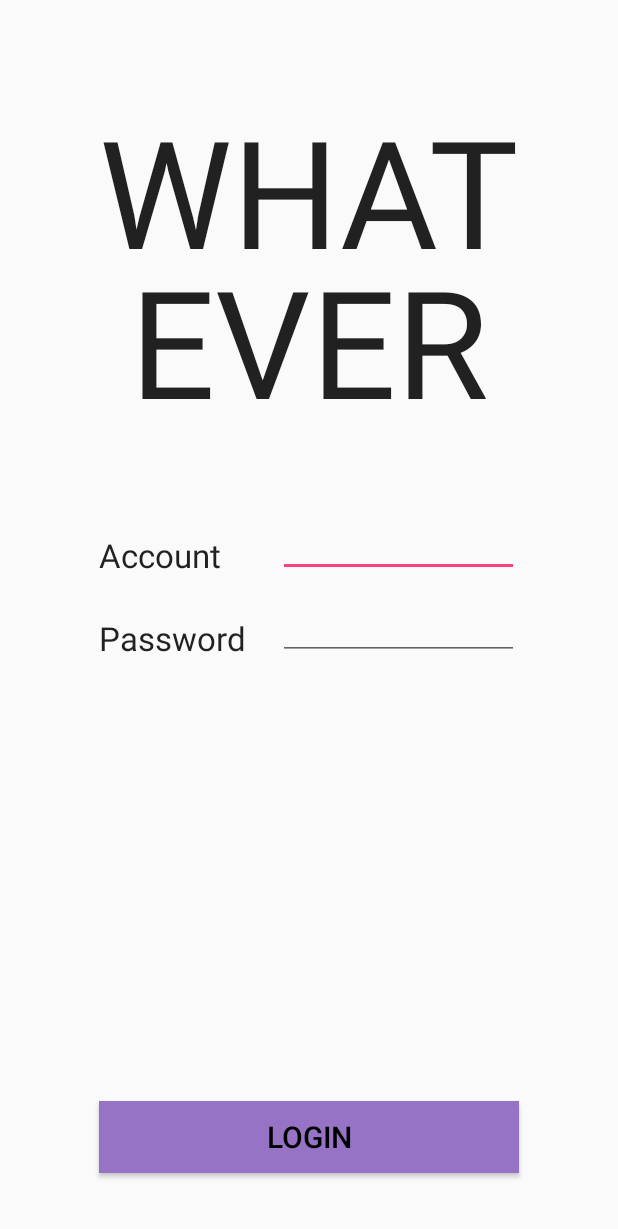
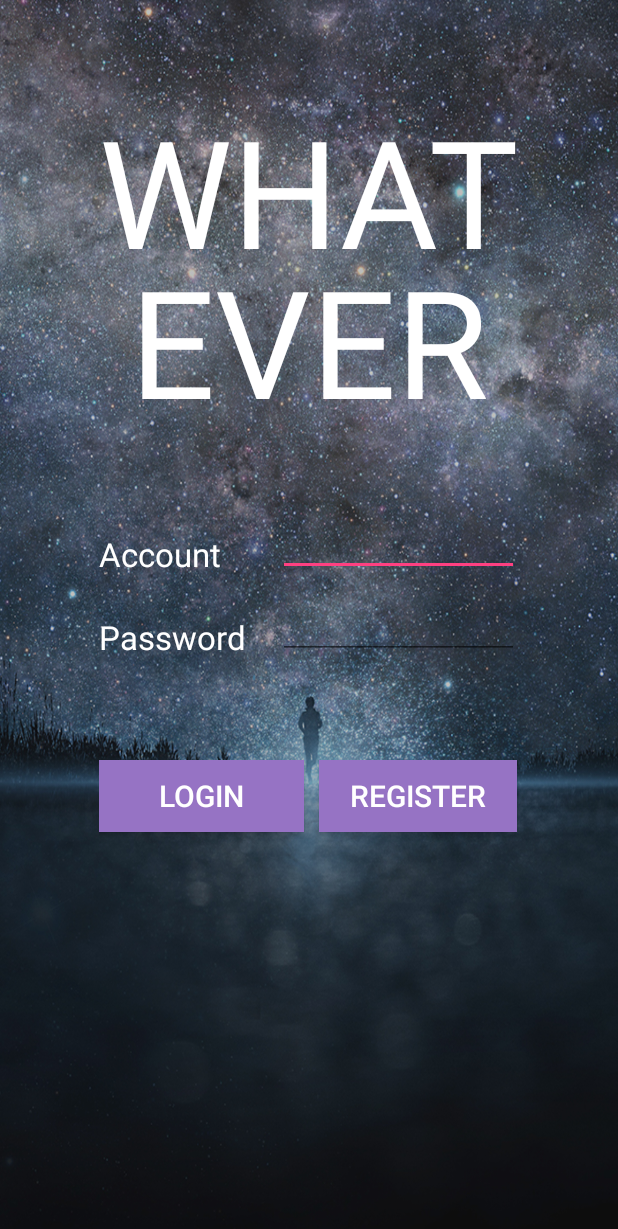
Before and after one commit to JasonXDDD/TKU2016hack, an Android app: the screen it shows after launch (MainActivity), on a phone screen of 412 x 824 dp. Shown: the top 1229 px of the screen. Run offline under Robolectric (Android 15) with nearby library versions, the phone set to English and light mode, and no system bars.

Commit message:
該死的圖片~終於弄進去了~居然是解析度太高QAQ

```diff
--- a/Android App/app/src/main/AndroidManifest.xml
+++ b/Android App/app/src/main/AndroidManifest.xml
@@ -18,7 +18,8 @@
         <activity
             android:name=".mainPage"
             android:label="@string/title_activity_main_page"
-            android:theme="@style/AppTheme.NoActionBar"></activity>
+            android:theme="@style/AppTheme.NoActionBar" />
+        <activity android:name=".Reg_Name"></activity>
     </application>
 
 </manifest>
--- a/Android App/app/src/main/java/com/example/jasonxddd/tku2016hack/MainActivity.java
+++ b/Android App/app/src/main/java/com/example/jasonxddd/tku2016hack/MainActivity.java
@@ -3,12 +3,16 @@ package com.example.jasonxddd.tku2016hack;
 import android.app.ActionBar;
 import android.app.Activity;
 import android.content.Intent;
+import android.content.res.Resources;
+import android.graphics.drawable.Drawable;
+import android.os.Build;
 import android.support.v7.app.AppCompatActivity;
 import android.os.Bundle;
 import android.view.View;
 import android.view.Window;
 import android.view.WindowManager;
 import android.widget.Button;
+import android.widget.RelativeLayout;
 
 public class MainActivity extends Activity {
 
@@ -25,6 +29,7 @@ public class MainActivity extends Activity {
         super.onCreate(savedInstanceState);
         setContentView(R.layout.activity_main);
 
+
         Button login = (Button) findViewById(R.id.login);
         login.setOnClickListener(new View.OnClickListener() {
             @Override
@@ -36,6 +41,19 @@ public class MainActivity extends Activity {
         });
 
 
+        RelativeLayout relativeLayout = (RelativeLayout)findViewById(R.id.my_Layout);
+        Resources res = this.getResources();
+        Drawable drawable;
+
+
+        if (Build.VERSION.SDK_INT >= Build.VERSION_CODES.LOLLIPOP) {
+            drawable = res.getDrawable(R.drawable.login, getTheme());
+            relativeLayout.setBackground(drawable);
+        } else {
+            drawable = res.getDrawable(R.drawable.login);
+            relativeLayout.setBackgroundDrawable(drawable);
+        }
+
     }
 
 
--- /dev/null
+++ b/Android App/app/src/main/java/com/example/jasonxddd/tku2016hack/Reg_Name.java
@@ -0,0 +1,13 @@
+package com.example.jasonxddd.tku2016hack;
+
+import android.support.v7.app.AppCompatActivity;
+import android.os.Bundle;
+
+public class Reg_Name extends AppCompatActivity {
+
+    @Override
+    protected void onCreate(Bundle savedInstanceState) {
+        super.onCreate(savedInstanceState);
+        setContentView(R.layout.activity_reg__name);
+    }
+}
--- a/Android App/app/src/main/java/com/example/jasonxddd/tku2016hack/mainPage.java
+++ b/Android App/app/src/main/java/com/example/jasonxddd/tku2016hack/mainPage.java
@@ -26,8 +26,6 @@ public class mainPage extends AppCompatActivity {
 
         Button choose = (Button)findViewById(R.id.choose);
 
-
-
     }
 
 
--- a/Android App/app/src/main/res/layout/activity_main.xml
+++ b/Android App/app/src/main/res/layout/activity_main.xml
@@ -1,33 +1,18 @@
 <?xml version="1.0" encoding="utf-8"?>
 <RelativeLayout xmlns:android="http://schemas.android.com/apk/res/android"
     xmlns:tools="http://schemas.android.com/tools"
-    android:layout_width="fill_parent"
-    android:layout_height="fill_parent"
-
-    tools:context="com.example.jasonxddd.tku2016hack.MainActivity">
+    android:layout_width="match_parent"
+    android:layout_height="match_parent"
+    tools:context="com.example.jasonxddd.tku2016hack.MainActivity"
+    android:id="@+id/my_Layout">
 
     <!--<ImageView-->
-        <!--android:layout_width="fill_parent"-->
-        <!--android:layout_height="fill_parent"-->
+        <!--android:layout_width="match_parent"-->
+        <!--android:layout_height="wrap_content"-->
         <!--android:id="@+id/imageView"-->
         <!--android:background="@drawable/login"-->
         <!--android:layout_alignParentRight="true"-->
         <!--android:layout_alignParentEnd="true" />-->
-
-    <Button
-        android:layout_width="wrap_content"
-        android:layout_height="wrap_content"
-        android:text="Login"
-        android:id="@+id/login"
-        android:background="#9673c4"
-        android:textColor="#000000"
-        android:textSize="20dp"
-        android:layout_marginBottom="42dp"
-        android:layout_alignParentBottom="true"
-        android:layout_alignRight="@+id/textView"
-        android:layout_alignEnd="@+id/textView"
-        android:layout_alignLeft="@+id/textView"
-        android:layout_alignStart="@+id/textView" />
 
     <TextView
         android:layout_width="wrap_content"
@@ -38,9 +23,10 @@
         android:textSize="100dp"
         android:layout_alignParentTop="true"
         android:layout_centerHorizontal="true"
+        android:textColor="#ffffff"
         android:layout_marginTop="60dp" />
 
-    <!--android:textColor="#ffffff"-->
+
 
     <TextView
         android:layout_width="wrap_content"
@@ -51,6 +37,7 @@
         android:textSize="100dp"
         android:layout_marginTop="100dp"
         android:layout_alignTop="@+id/textView"
+        android:textColor="#ffffff"
         android:layout_centerHorizontal="true" />
 
     <TextView
@@ -58,17 +45,19 @@
         android:layout_height="wrap_content"
         android:textAppearance="?android:attr/textAppearanceLarge"
         android:text="Account      "
+        android:textColor="#ffffff"
         android:id="@+id/textView2"
+        android:layout_marginTop="61dp"
         android:layout_below="@+id/textView4"
-        android:layout_alignLeft="@+id/login"
-        android:layout_alignStart="@+id/login"
-        android:layout_marginTop="62dp" />
+        android:layout_alignLeft="@+id/tableRow2"
+        android:layout_alignStart="@+id/tableRow2" />
 
     <TextView
         android:layout_width="wrap_content"
         android:layout_height="wrap_content"
         android:textAppearance="?android:attr/textAppearanceLarge"
         android:text="Password    "
+        android:textColor="#ffffff"
         android:id="@+id/textView3"
         android:layout_below="@+id/textView2"
         android:layout_alignLeft="@+id/textView2"
@@ -81,10 +70,11 @@
         android:inputType="textPersonName"
         android:ems="10"
         android:id="@+id/editText"
+        android:textColor="#ffffff"
         android:layout_above="@+id/textView3"
         android:layout_toRightOf="@+id/textView3"
-        android:layout_alignRight="@+id/login"
-        android:layout_alignEnd="@+id/login" />
+        android:layout_alignRight="@+id/textView"
+        android:layout_alignEnd="@+id/textView" />
 
     <EditText
         android:layout_width="wrap_content"
@@ -92,10 +82,56 @@
         android:inputType="textPassword"
         android:ems="10"
         android:id="@+id/editText2"
+        android:textColor="#ffffff"
         android:layout_alignBottom="@+id/textView3"
         android:layout_toRightOf="@+id/textView3"
-        android:layout_alignRight="@+id/login"
-        android:layout_alignEnd="@+id/login" />
+        android:layout_alignRight="@+id/editText"
+        android:layout_alignEnd="@+id/editText" />
+
+    <TableRow
+        android:layout_width="match_parent"
+        android:layout_height="match_parent"
+        android:layout_below="@+id/textView3"
+        android:layout_alignLeft="@+id/textView"
+        android:layout_alignStart="@+id/textView"
+        android:layout_marginTop="67dp"
+        android:id="@+id/tableRow2"
+        android:weightSum="1"
+        android:layout_alignRight="@+id/textView"
+        android:layout_alignEnd="@+id/textView">
+
+        <Button
+            android:layout_width="132dp"
+            android:layout_height="wrap_content"
+            android:text="Login"
+            android:id="@+id/login"
+            android:background="#9673c4"
+            android:textColor="#ffffff"
+            android:textSize="20dp"
+            android:layout_marginBottom="42dp"
+            android:layout_alignParentBottom="true"
+            android:layout_alignRight="@+id/textView"
+            android:layout_alignEnd="@+id/textView"
+            android:layout_alignLeft="@+id/textView"
+            android:layout_alignStart="@+id/textView"
+            android:layout_weight="0.81" />
+
+        <Button
+            android:layout_width="132dp"
+            android:layout_height="wrap_content"
+            android:text="Register"
+            android:id="@+id/register"
+            android:background="#9673c4"
+            android:textColor="#ffffff"
+            android:textSize="20dp"
+            android:layout_marginBottom="42dp"
+            android:layout_alignParentBottom="true"
+            android:layout_alignRight="@+id/textView"
+            android:layout_alignEnd="@+id/textView"
+            android:layout_alignLeft="@+id/textView"
+            android:layout_alignStart="@+id/textView"
+            android:layout_marginLeft="10dp" />
+    </TableRow>
 
 
 </RelativeLayout>
--- /dev/null
+++ b/Android App/app/src/main/res/layout/activity_reg__name.xml
@@ -0,0 +1,12 @@
+<?xml version="1.0" encoding="utf-8"?>
+<RelativeLayout xmlns:android="http://schemas.android.com/apk/res/android"
+    xmlns:tools="http://schemas.android.com/tools"
+    android:layout_width="match_parent"
+    android:layout_height="match_parent"
+    android:paddingBottom="@dimen/activity_vertical_margin"
+    android:paddingLeft="@dimen/activity_horizontal_margin"
+    android:paddingRight="@dimen/activity_horizontal_margin"
+    android:paddingTop="@dimen/activity_vertical_margin"
+    tools:context="com.example.jasonxddd.tku2016hack.Reg_Name">
+
+</RelativeLayout>
```
Also changed, not shown: Android App/app/src/main/res/drawable/login.png (added), 1 other file.
